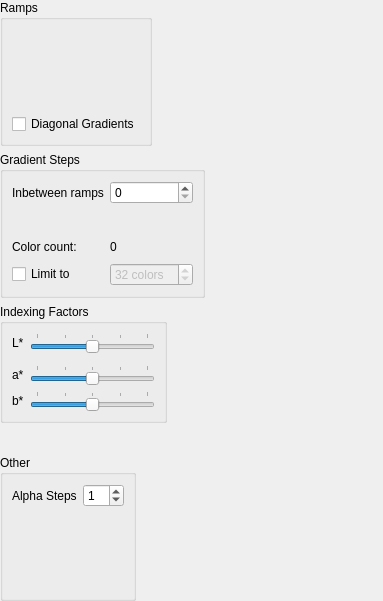
First picture: the form in krita/plugins/filters/indexcolors/kiswdgindexcolors.ui, repository KDE/krita, before the edit.
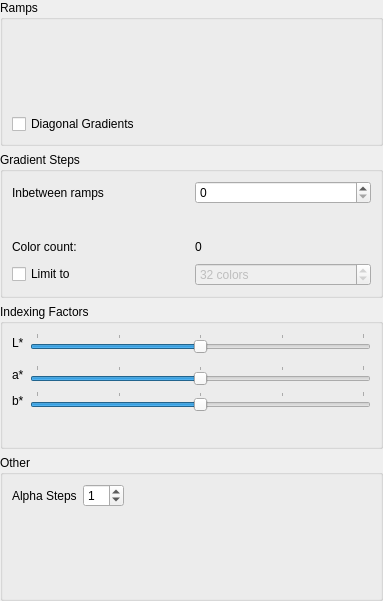
Second picture: the form after the edit.

Commit message: Fix compilation on Qt 4.7

What changed in the file:
```diff
--- a/krita/plugins/filters/indexcolors/kiswdgindexcolors.ui
+++ b/krita/plugins/filters/indexcolors/kiswdgindexcolors.ui
@@ -14,7 +14,7 @@
    <property name="margin">
     <number>0</number>
    </property>
-   <item row="0" column="0" alignment="Qt::AlignLeft">
+   <item row="0" column="0">
     <widget class="QGroupBox" name="groupBox">
      <property name="title">
       <string>Ramps</string>
@@ -23,7 +23,7 @@
       <bool>true</bool>
      </property>
      <layout class="QGridLayout" name="gridLayout_2">
-      <item row="1" column="0" alignment="Qt::AlignLeft">
+      <item row="1" column="0">
        <widget class="QWidget" name="colorsBox" native="true">
         <property name="minimumSize">
          <size>
@@ -54,7 +54,7 @@
      </layout>
     </widget>
    </item>
-   <item row="2" column="0" alignment="Qt::AlignLeft">
+   <item row="2" column="0">
     <widget class="QGroupBox" name="gradientStepsBox">
      <property name="title">
       <string>Gradient Steps</string>
@@ -109,7 +109,7 @@
         </property>
        </widget>
       </item>
-      <item row="1" column="0" colspan="2" alignment="Qt::AlignLeft">
+      <item row="1" column="0" colspan="2">
        <widget class="QWidget" name="widget" native="true">
         <property name="minimumSize">
          <size>
@@ -144,7 +144,7 @@
      </layout>
     </widget>
    </item>
-   <item row="3" column="0" alignment="Qt::AlignLeft|Qt::AlignTop">
+   <item row="3" column="0">
     <widget class="QGroupBox" name="indexingBox">
      <property name="title">
       <string>Indexing Factors</string>
@@ -268,7 +268,7 @@
      </layout>
     </widget>
    </item>
-   <item row="4" column="0" alignment="Qt::AlignLeft">
+   <item row="4" column="0">
     <widget class="QGroupBox" name="otherBox">
      <property name="title">
       <string>Other</string>
```
The commit also changes 2 other files.
